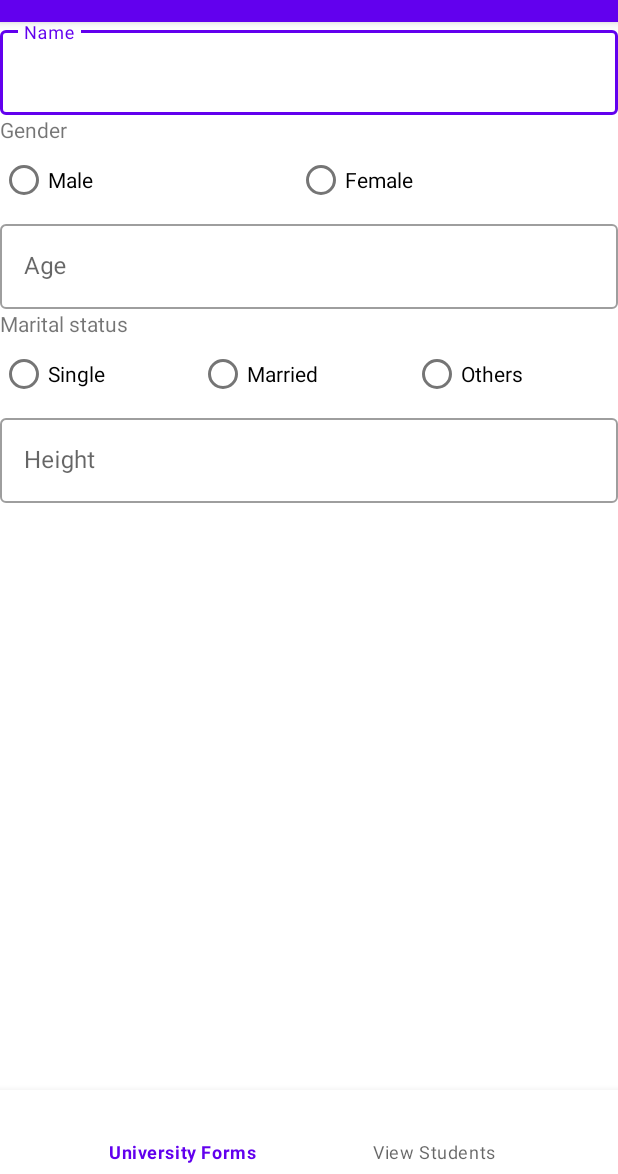
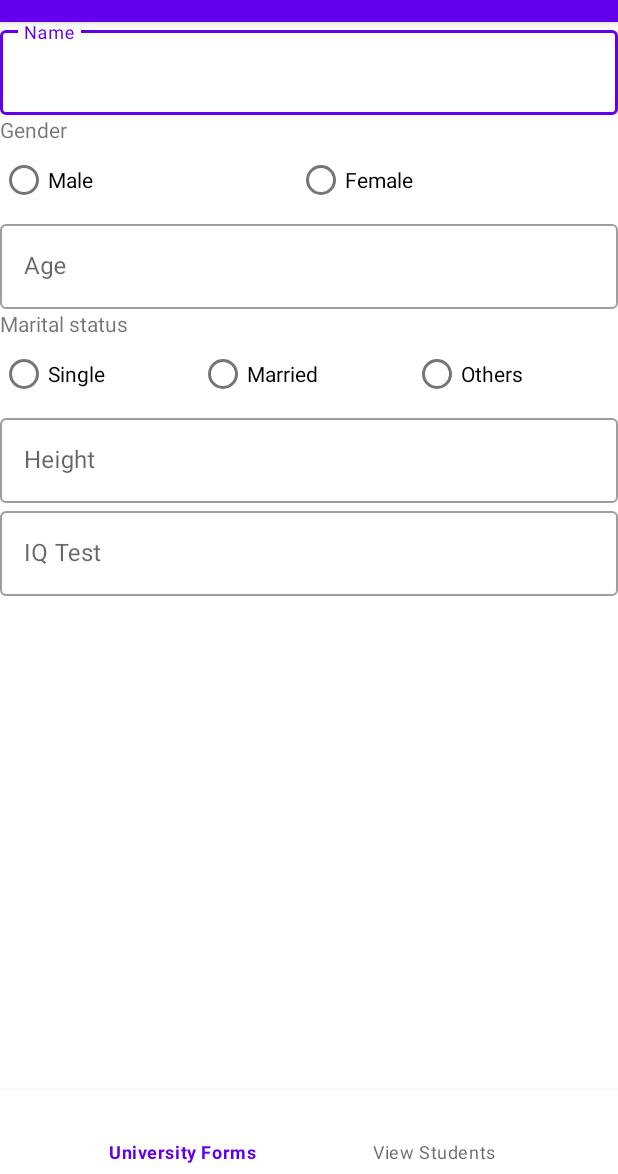
Before and after one commit to JAPHETHNYARANGA/Tenakata, an Android app: the screen it shows after launch once a user with an empty profile is signed in (MainActivity), on a phone screen of 412 x 824 dp, the part 62-1236 px from its top. Run offline under Robolectric (Android 15) with nearby library versions, the phone set to English and light mode, and no system bars; our stand-ins replace Firebase (no records; nobody signed in at launch, a user with empty details on screens opened directly), navigation-ui; 1 statement that could not run was skipped.

Commit message:
Added Iq test edit text

```diff
--- a/app/src/main/res/layout/fragment_form_fragnment.xml
+++ b/app/src/main/res/layout/fragment_form_fragnment.xml
@@ -88,6 +88,17 @@
                android:layout_height="wrap_content"
                android:inputType="number"/>
        </com.google.android.material.textfield.TextInputLayout>
+
+       <com.google.android.material.textfield.TextInputLayout
+           android:layout_width="match_parent"
+           android:layout_height="wrap_content"
+           android:hint="IQ Test"
+           style="@style/Widget.MaterialComponents.TextInputLayout.OutlinedBox">
+           <EditText
+               android:layout_width="match_parent"
+               android:layout_height="wrap_content"
+               android:inputType="number"/>
+       </com.google.android.material.textfield.TextInputLayout>
    </LinearLayout>
 
 </RelativeLayout>
```
